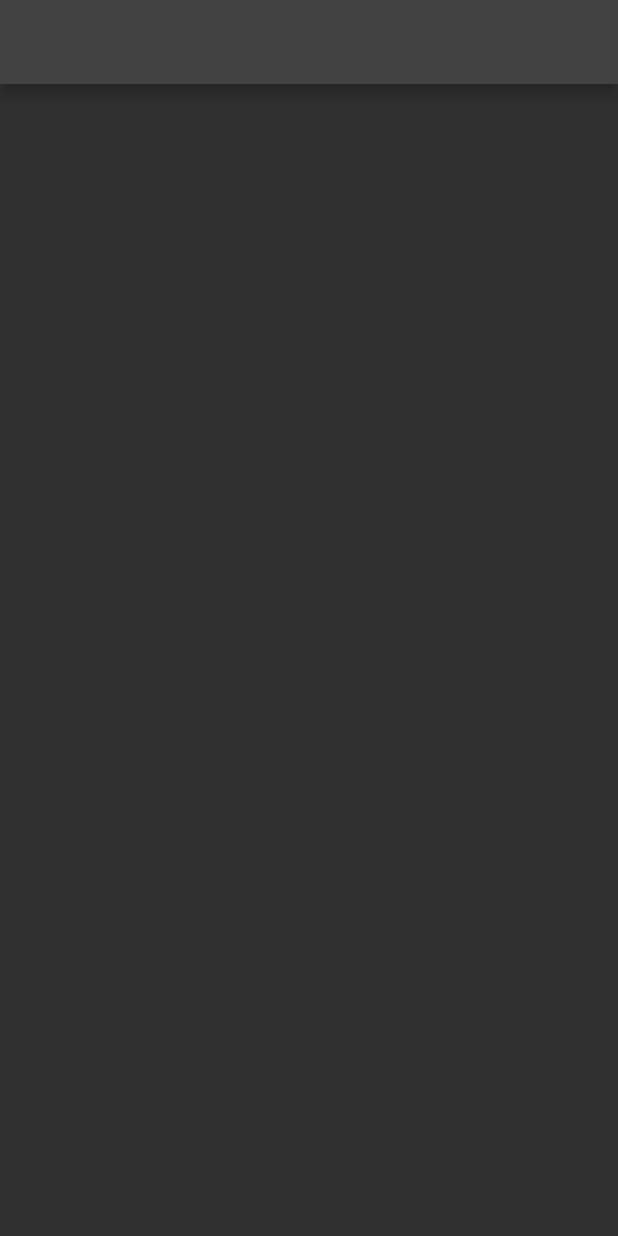
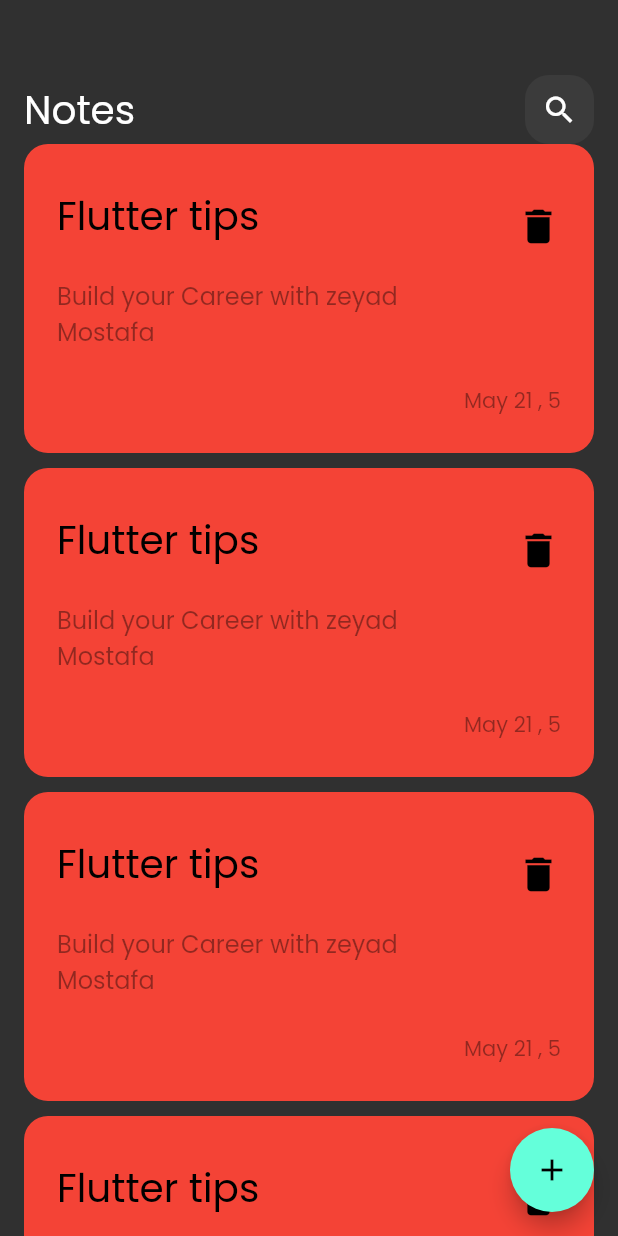
Before and after one commit to ZooZM/Note_App, a Flutter app: the screen it shows after launch, on a phone screen of 412 x 824 dp. Run offline on Flutter 3.47's test engine with Material 2 defaults, Android fonts, the phone set to English and light mode, and no system bars.

Commit message:
finish UI

```diff
--- a/lib/main.dart
+++ b/lib/main.dart
@@ -11,7 +11,7 @@ class Nots_App extends StatelessWidget {
   Widget build(BuildContext context) {
     return MaterialApp(
       debugShowCheckedModeBanner: false,
-      theme: ThemeData(brightness: Brightness.dark),
+      theme: ThemeData(brightness: Brightness.dark,fontFamily: 'Poppins'),
       home: Home_Page() ,
     );
   }
--- a/lib/views/Home_Page.dart
+++ b/lib/views/Home_Page.dart
@@ -1,4 +1,6 @@
 import 'package:flutter/material.dart';
+import 'package:nots_app/widgets/Noteview.dart';
+import 'package:nots_app/widgets/ShowModelBottomSheet.dart';
 
 class Home_Page extends StatelessWidget {
   const Home_Page({super.key});
@@ -6,7 +8,20 @@ class Home_Page extends StatelessWidget {
   @override
   Widget build(BuildContext context) {
     return Scaffold(
-      appBar: AppBar(),
-    );
+        floatingActionButton: FloatingActionButton(
+
+            onPressed: () {
+              showModalBottomSheet(
+                shape: RoundedRectangleBorder(
+                borderRadius: BorderRadius.circular(16)),
+                context: context,
+                builder: (context) {
+                  return ShowModelBottomSheet();
+                },
+              );
+            },
+            child: Icon(Icons.add),
+            ),
+        body: const Noteview());
   }
 }
--- /dev/null
+++ b/lib/widgets/Csutom_AppBar.dart
@@ -0,0 +1,17 @@
+import 'package:flutter/material.dart';
+import 'package:nots_app/widgets/Custom_Search_Bottom.dart';
+
+class Csutom_AppBar extends StatelessWidget {
+  const Csutom_AppBar({super.key});
+
+  @override
+  Widget build(BuildContext context) {
+    return const Row(
+      children: [
+        Text('Notes',style: TextStyle(fontSize: 26),),
+        Spacer(),
+        Custom_Search_Bottom()
+      ],
+    );
+  }
+}
--- /dev/null
+++ b/lib/widgets/Custom_Search_Bottom.dart
@@ -0,0 +1,19 @@
+
+import 'package:flutter/material.dart';
+
+class Custom_Search_Bottom extends StatelessWidget {
+  const Custom_Search_Bottom({super.key});
+
+  @override
+  Widget build(BuildContext context) {
+    return Container(
+      height: 46,
+      width: 46,
+      decoration: BoxDecoration(
+        color: Colors.white.withOpacity(0.05),
+        borderRadius: BorderRadius.circular(16)
+      ),
+      child: Icon(Icons.search),
+    );
+  }
+}
--- /dev/null
+++ b/lib/widgets/Custom_container.dart
@@ -0,0 +1,65 @@
+import 'package:flutter/material.dart';
+
+class Custom_Container extends StatelessWidget {
+  const Custom_Container({super.key});
+
+  @override
+  Widget build(BuildContext context) {
+    return Container(
+      padding: const EdgeInsets.symmetric(horizontal: 22,vertical: 24),
+        decoration: BoxDecoration(
+            color: Colors.red, borderRadius: BorderRadius.circular(16)),
+        child: Column(
+          crossAxisAlignment: CrossAxisAlignment.end,
+          children: [
+            ListTile(
+              contentPadding: EdgeInsets.all(0),
+              title: Padding(
+                padding: const EdgeInsets.only(bottom: 22),
+                child: Text(
+                  'Flutter tips',
+                  style: TextStyle(color: Colors.black, fontSize: 26),
+                ),
+              ),
+              trailing: Icon(
+                Icons.delete,
+                color: Colors.black,
+                size: 30,
+              ),
+              subtitle: Text(
+                'Build your Career with zeyad Mostafa',
+                style: TextStyle(color: Colors.black.withOpacity(0.4),fontSize: 16),
+              ),
+            ),
+            SizedBox(height: 20),
+            Text(
+              'May 21 , 5',
+              style: TextStyle(color: Colors.black.withOpacity(0.4)),
+            )
+          ],
+        ));
+  }
+}
+// Padding(
+//         padding: const EdgeInsets.only(top: 30,left: 30,right: 20,bottom: 10),
+//         child: Column(
+//           mainAxisAlignment: MainAxisAlignment.start,
+//           crossAxisAlignment: CrossAxisAlignment.start,
+//           children: [
+//             Text('Flutter tips',style: TextStyle(color: Colors.black,fontSize: 26),),
+//             Padding(
+//               padding: const EdgeInsets.only(bottom: 10,),
+//               child: Container(child: Icon(Icons.delete,color: Colors.black,size: 30,),
+//               alignment: Alignment.topRight,),
+//             ),
+//             Text('Build your Career with zeyad',style: TextStyle(color: Colors.black.withOpacity(0.4)),),
+//             Padding(
+//               padding: const EdgeInsets.only(top: 40,),
+//               child: Container(
+//                 child: Text(DateTime.now().toString(),style: TextStyle(color: Colors.black.withOpacity(0.4)),),
+//                 alignment: Alignment.bottomRight,
+//                 ),
+//             )
+//           ],
+//         ),
+//       ),
--- /dev/null
+++ b/lib/widgets/Note_ListView.dart
@@ -0,0 +1,20 @@
+
+import 'package:flutter/material.dart';
+import 'package:nots_app/widgets/Custom_container.dart';
+
+class NoteListview extends StatelessWidget {
+  const NoteListview({super.key});
+
+  @override
+  Widget build(BuildContext context) {
+    return ListView.builder(
+      physics: BouncingScrollPhysics(),
+      itemBuilder: (context, index) {
+        return Padding(
+          padding: const EdgeInsets.only(bottom: 10),
+          child: Custom_Container(),
+        );
+      },
+    );
+  }
+}
--- /dev/null
+++ b/lib/widgets/Noteview.dart
@@ -0,0 +1,23 @@
+import 'package:flutter/material.dart';
+import 'package:nots_app/widgets/Csutom_AppBar.dart';
+import 'package:nots_app/widgets/Note_ListView.dart';
+
+class Noteview extends StatelessWidget {
+  const Noteview({super.key});
+
+  @override
+  Widget build(BuildContext context) {
+    return const Padding(
+      padding: EdgeInsets.symmetric(horizontal: 16),
+      child: Column(
+        children: [
+          SizedBox(
+            height: 50,
+          ),
+          Csutom_AppBar(),
+          Expanded(child: NoteListview())
+        ],
+      ),
+    );
+  }
+}
```
Also changed, not shown: lib/widgets/CustomBottom.dart (added, +26 -0 lines), lib/widgets/Custom_TextField.dart (added, +21 -0 lines), lib/widgets/ShowModelBottomSheet.dart (added, +23 -0 lines), pubspec.yaml (+4 -6 lines), assets/Fonts/Poppins-Regular.ttf (added).
